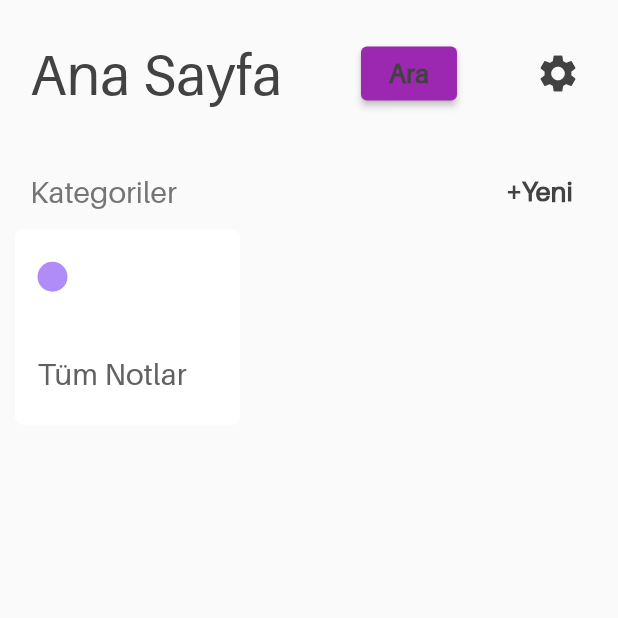
After one commit to MrBuluc/mrnoteclone, a Flutter app: the HomePage screen opened directly, on a phone screen of 412 x 824 dp, the top half of it. The commit adds this screen. Run offline on Flutter 3.47's test engine with Material 2 defaults, Android fonts, the phone set to English and light mode, and no system bars; our stand-ins replace sqflite; accounts and stored records are empty.

Commit message:
HomePage ui yarısı tamamlandı

```diff
--- a/lib/app/landing_page.dart
+++ b/lib/app/landing_page.dart
@@ -3,6 +3,7 @@ import 'package:mr_note_clone/common_widget/merkez_widget.dart';
 import 'package:mr_note_clone/models/settings.dart';
 import 'package:mr_note_clone/models/settingsdb.dart';
 import 'package:mr_note_clone/services/database_helper.dart';
+import 'package:mr_note_clone/ui/Home_Page/home_page.dart';
 import 'package:mr_note_clone/ui/Login/login.dart';
 
 class LandingPage extends StatefulWidget {
@@ -26,12 +27,11 @@ class _LandingPageState extends State<LandingPage> {
   @override
   Widget build(BuildContext context) {
     if (settings.currentColor != null && settings.sort != null) {
-      // if (flag) {
-      //   return Login();
-      // } else {
-      //   return HomePage();
-      // }
-      return Login();
+      if (flag) {
+        return Login();
+      } else {
+        return HomePage();
+      }
     } else {
       return Scaffold(
         backgroundColor: Color(0xff84b7f1),
--- a/lib/const.dart
+++ b/lib/const.dart
@@ -1,4 +1,13 @@
 import 'package:flutter/material.dart';
+
+TextStyle headerStyle =
+    TextStyle(fontFamily: "Aileron", fontSize: 38, color: Colors.grey.shade800);
+
+TextStyle headerStyle2 = TextStyle(
+    fontFamily: "Aileron",
+    fontSize: 20,
+    fontWeight: FontWeight.w200,
+    color: Colors.grey.shade600);
 
 TextStyle headerStyle3 = TextStyle(
     fontFamily: "Aileron",
@@ -16,3 +25,5 @@ TextStyle headerStyle11 = TextStyle(
     fontWeight: FontWeight.w100);
 
 Color generalColor = Color.fromRGBO(176, 140, 249, 1);
+
+BorderRadius borderRadius1 = BorderRadius.circular(5);
--- /dev/null
+++ b/lib/models/category.dart
@@ -0,0 +1,8 @@
+class Category {
+  int id;
+  String categoryTitle;
+  int color;
+
+  //Kategori eklerken
+  Category(this.categoryTitle, this.color);
+}
--- a/lib/models/settings.dart
+++ b/lib/models/settings.dart
@@ -16,4 +16,14 @@ class Settings {
   }
 
   Settings.internal();
+
+  Color switchBackgroundColor() {
+    switch (currentColor.hashCode) {
+      //Siyah renk
+      case 4278190080:
+        return Colors.grey.shade600;
+      default:
+        return Colors.white;
+    }
+  }
 }
--- /dev/null
+++ b/lib/ui/Home_Page/home_page.dart
@@ -0,0 +1,146 @@
+import 'package:flutter/cupertino.dart';
+import 'package:flutter/material.dart';
+import 'package:mr_note_clone/const.dart';
+import 'package:mr_note_clone/models/category.dart';
+import 'package:mr_note_clone/models/settings.dart';
+
+class HomePage extends StatefulWidget {
+  @override
+  _HomePageState createState() => _HomePageState();
+}
+
+class _HomePageState extends State<HomePage> {
+  Settings settings = Settings();
+
+  List<Category> allCategories = [Category("Tüm Notlar", 4289760505)];
+
+  @override
+  Widget build(BuildContext context) {
+    Size size = MediaQuery.of(context).size;
+    return SafeArea(
+        child: Scaffold(
+      backgroundColor: settings.currentColor,
+      body: ListView(
+        children: [
+          SizedBox(
+            height: 25,
+          ),
+          header(),
+          categoriesAndNew(),
+          buildCategories(size),
+          // Notes()
+        ],
+      ),
+    ));
+  }
+
+  Widget header() {
+    return Padding(
+      padding: const EdgeInsets.only(left: 20, right: 25),
+      child: Row(
+        mainAxisAlignment: MainAxisAlignment.spaceBetween,
+        children: [
+          Text(
+            "Ana Sayfa",
+            style: headerStyle,
+          ),
+          ElevatedButton(
+            style: ElevatedButton.styleFrom(primary: settings.currentColor),
+            child: Text(
+              "Ara",
+              style: headerStyle3,
+            ),
+            onPressed: () {},
+          ),
+          GestureDetector(
+            child: Icon(
+              Icons.settings,
+              color: Colors.grey.shade800,
+              size: 30,
+            ),
+          )
+        ],
+      ),
+    );
+  }
+
+  Widget categoriesAndNew() {
+    return Container(
+      height: 80,
+      child: Padding(
+        padding: const EdgeInsets.only(left: 20, right: 30, top: 30),
+        child: Row(
+          mainAxisAlignment: MainAxisAlignment.spaceBetween,
+          children: [
+            Text(
+              "Kategoriler",
+              style: headerStyle2,
+            ),
+            GestureDetector(
+              child: Text(
+                "+Yeni",
+                style: headerStyle3,
+              ),
+            )
+          ],
+        ),
+      ),
+    );
+  }
+
+  Widget buildCategories(Size size) {
+    return Container(
+      height: 130,
+      width: size.width,
+      child: ListView.builder(
+        itemCount: allCategories.length,
+        scrollDirection: Axis.horizontal,
+        itemBuilder: (context, index) {
+          return GestureDetector(
+            child: Padding(
+              padding: const EdgeInsets.only(right: 10, left: 10),
+              child: Container(
+                width: 150,
+                decoration: BoxDecoration(
+                    borderRadius: borderRadius1,
+                    color: settings.switchBackgroundColor()),
+                child: Padding(
+                  padding: const EdgeInsets.only(left: 15),
+                  child: Column(
+                    mainAxisAlignment: MainAxisAlignment.spaceAround,
+                    crossAxisAlignment: CrossAxisAlignment.start,
+                    children: [
+                      Container(
+                        height: 20,
+                        width: 20,
+                        decoration: BoxDecoration(
+                            shape: BoxShape.circle,
+                            color: Color(allCategories[index].color)),
+                      ),
+                      Text(
+                        allCategories[index].categoryTitle,
+                        style: switchCategoriesTitleStyle(),
+                      )
+                    ],
+                  ),
+                ),
+              ),
+            ),
+          );
+        },
+      ),
+    );
+  }
+
+  TextStyle switchCategoriesTitleStyle() {
+    switch (settings.currentColor.hashCode) {
+      //Siyah renk
+      case 4278190080:
+        return headerStyle4.copyWith(color: Colors.white);
+      default:
+        return headerStyle4;
+    }
+  }
+}
+
+class Notes {}
```
